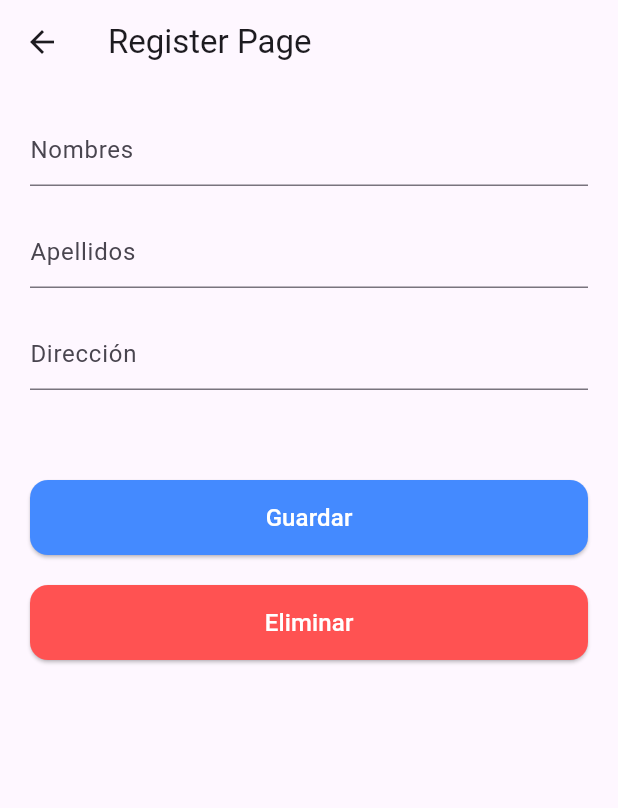
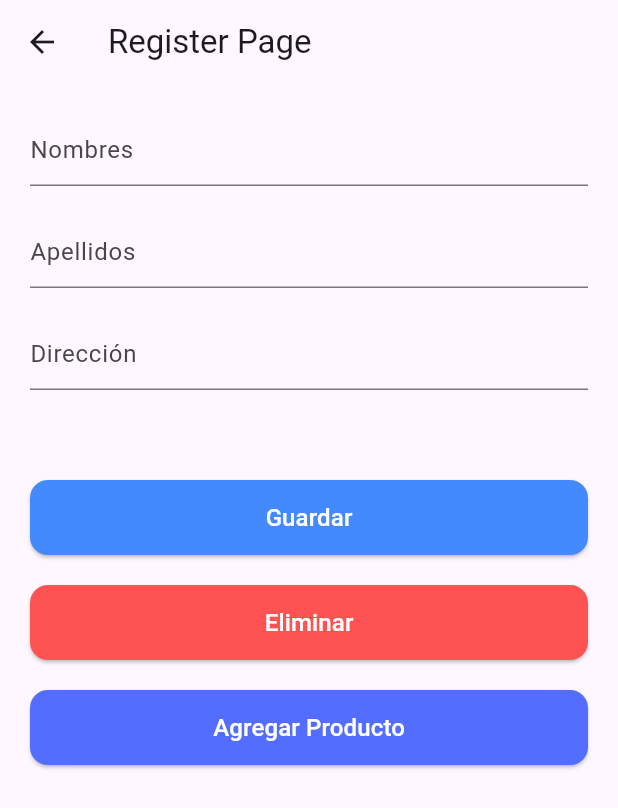
Before and after one commit to KeingCasabona/Tecsup-semana13-flutter_codigo_state, a Flutter app: the RegisterPage screen opened directly, after a tap on "Eliminar", on a phone screen of 412 x 824 dp. Shown: the top 808 px of the screen. Run offline on Flutter 3.47's test engine with Material 3 defaults, Android fonts, the phone set to English and light mode, and no system bars.

Commit message:
feat: Add Provider 3

```diff
--- a/lib/pages/register_page.dart
+++ b/lib/pages/register_page.dart
@@ -81,9 +81,34 @@ class RegisterPage extends StatelessWidget {
                     ),
                     backgroundColor: Colors.redAccent,
                   ),
-                  onPressed: () {},
+                  onPressed: () {
+                    _personProvider.deletePerson();
+                  },
                   child: Text(
                     'Eliminar',
+                    style: TextStyle(
+                      color: Colors.white,
+                      fontSize: 16,
+                    ),
+                  ),
+                ),
+              ),
+              SizedBox(height: 20),
+              SizedBox(
+                width: double.infinity,
+                height: 50,
+                child: ElevatedButton(
+                  style: ElevatedButton.styleFrom(
+                    shape: RoundedRectangleBorder(
+                      borderRadius: BorderRadius.circular(12),
+                    ),
+                    backgroundColor: Colors.indigoAccent,
+                  ),
+                  onPressed: () {
+                    _personProvider.addProduct('Producto 1');
+                  },
+                  child: Text(
+                    'Agregar Producto',
                     style: TextStyle(
                       color: Colors.white,
                       fontSize: 16,
--- a/lib/providers/person_provider.dart
+++ b/lib/providers/person_provider.dart
@@ -2,6 +2,8 @@ import 'package:flutter/material.dart';
 import 'package:state/models/person_model.dart';
 
 class PersonProvider extends ChangeNotifier {
+  List<String> products = [];
+
   PersonModel? _personModel;
   bool get checkPerson => _personModel != null;
 
@@ -12,4 +14,16 @@ class PersonProvider extends ChangeNotifier {
     _personModel = Model;
     notifyListeners();
   }
+
+  //Metodo para limpiar la información de la persona:
+  deletePerson() {
+    _personModel = null;
+    notifyListeners();
+  }
+
+  //Metodo para agregar productos a la lista:
+  addProduct(String product) {
+    products.add(product);
+    notifyListeners();
+  }
 }
```
